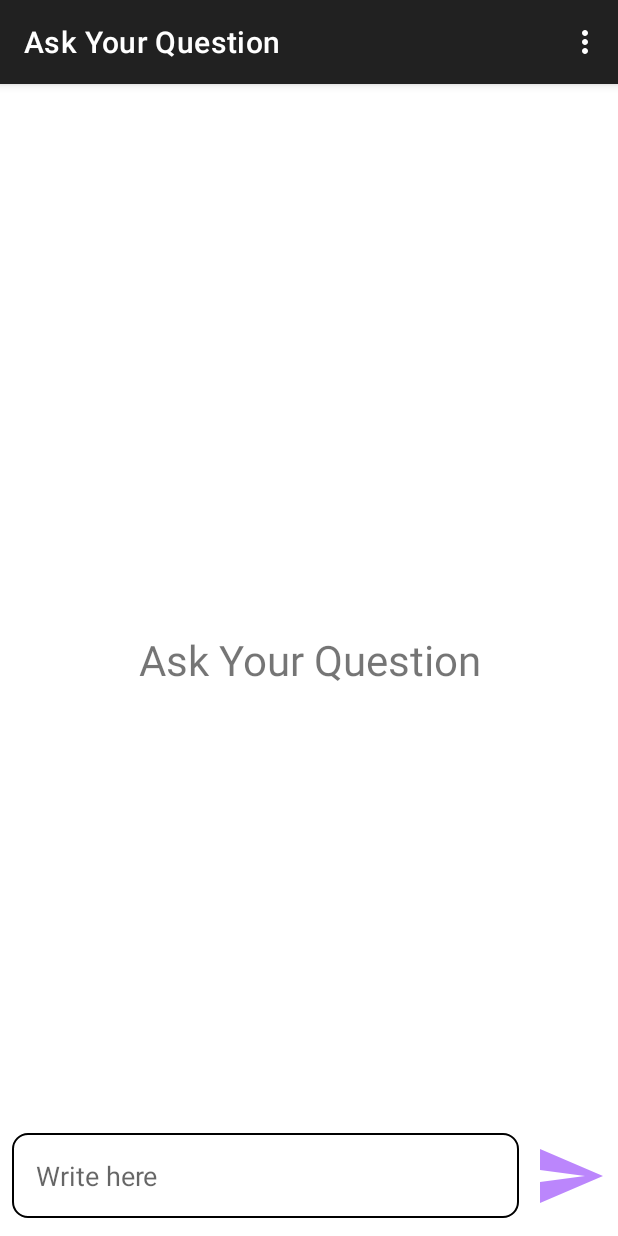
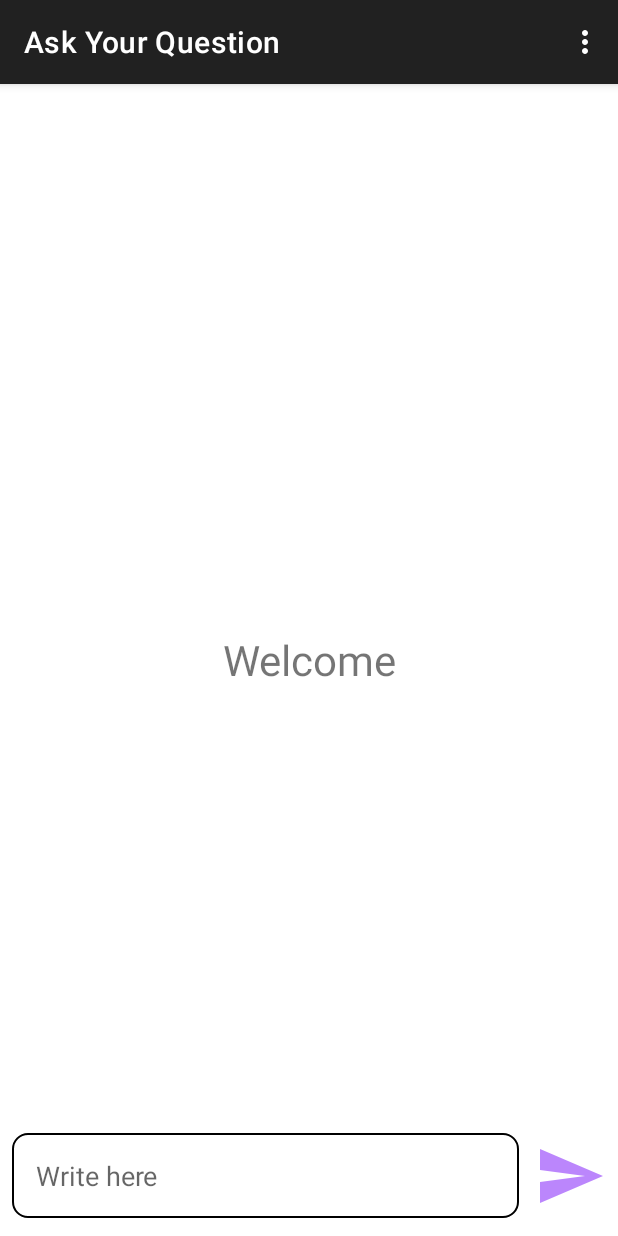
Before and after one commit to KelvinYu223/android_text_recognition_with_chatgpt, an Android app: the screen it shows after launch (ChatMain), on a phone screen of 412 x 824 dp. Run offline under Robolectric (Android 15) with nearby library versions, the phone set to English and light mode, and no system bars.

Commit message:
removed redundant text and change it

```diff
--- a/app/src/main/res/layout/chat_main.xml
+++ b/app/src/main/res/layout/chat_main.xml
@@ -19,7 +19,7 @@
         android:layout_height="wrap_content"
         android:layout_centerInParent="true"
         android:gravity="center"
-        android:text="Ask Your Question"
+        android:text="Welcome"
         android:textSize="28dp" />
 
     <RelativeLayout
```
